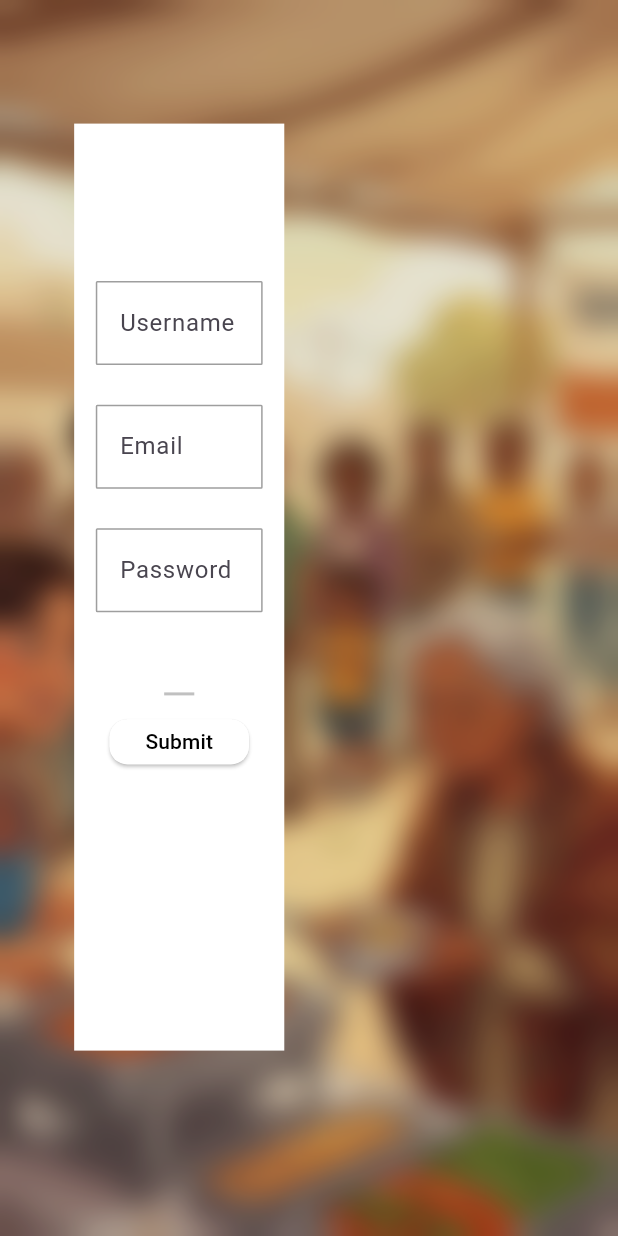
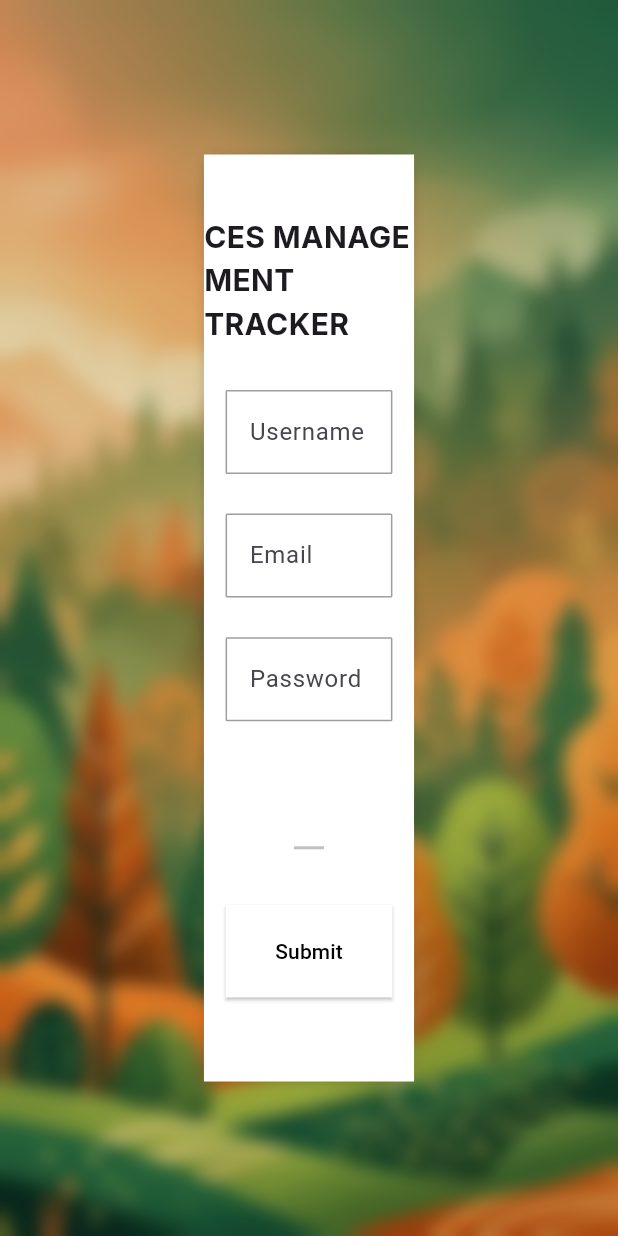
Before and after one commit to joshheraldA/softdes_v2, a Flutter app: the LoginPage screen opened directly, on a phone screen of 412 x 824 dp. Run offline on Flutter 3.47's test engine with Material 3 defaults, Android fonts, the phone set to English and light mode, and no system bars; our stand-ins replace google_fonts.

Commit message:
Renamed the files to fit the standard flutter documentation

```diff
--- a/frontend/lib/main.dart
+++ b/frontend/lib/main.dart
@@ -1,6 +1,6 @@
 import 'package:flutter/material.dart';
-import 'package:frontend/view/Registration.dart';
-import 'package:frontend/viewmodel/RegistrationViewModel.dart';
+import 'package:frontend/view/dashboard.dart';
+import 'package:frontend/viewmodel/registration_view_model.dart';
 import 'package:provider/provider.dart';
 
 void main() {
@@ -17,6 +17,6 @@ class MyApp extends StatelessWidget {
 
   @override
   Widget build(BuildContext context) {
-    return MaterialApp(debugShowCheckedModeBanner: false, home: LoginPage());
+    return MaterialApp(debugShowCheckedModeBanner: false, home: DashboardPage());
   }
 }
--- a/frontend/lib/view/Registration.dart
+++ b/frontend/lib/view/Registration.dart
@@ -1,12 +1,12 @@
 import 'dart:ui';
 
-import 'package:frontend/viewmodel/RegistrationViewModel.dart';
-import 'package:frontend/widgets/RoundedButton.dart';
+import 'package:frontend/viewmodel/registration_view_model.dart';
+import 'package:frontend/widgets/rounded_button.dart';
 import 'package:google_fonts/google_fonts.dart';
 
 import 'package:flutter/material.dart';
-import 'package:frontend/widgets/RoundedTextField.dart';
-import 'package:frontend/widgets/actionCard.dart';
+import 'package:frontend/widgets/rounded_text_field.dart';
+import 'package:frontend/widgets/action_card.dart';
 
 import 'package:provider/provider.dart';
 
@@ -47,7 +47,7 @@ class _LoginPageState extends State<LoginPage> {
                   height: double.infinity,
                   decoration: BoxDecoration(
                     image: DecorationImage(
-                      image: AssetImage("assets/JHYA_LP_image1.png"),
+                      image: AssetImage("assets/login_background2.jpeg"),
                       fit: BoxFit.cover,
                       filterQuality:
                           FilterQuality.high, // Adds better anti-aliasing
@@ -60,7 +60,7 @@ class _LoginPageState extends State<LoginPage> {
             // blues the background image
             ClipRect(
               child: BackdropFilter(
-                filter: ImageFilter.blur(sigmaX: 10, sigmaY: 10),
+                filter: ImageFilter.blur(sigmaX: 6, sigmaY: 6),
                 child: Container(
                   width: MediaQuery.of(context).size.width,
                   height: double.infinity,
@@ -69,17 +69,29 @@ class _LoginPageState extends State<LoginPage> {
               ),
             ),
 
-            Positioned(
-              left: MediaQuery.of(context).size.width * 0.12,
-              top: MediaQuery.of(context).size.height * 0.1,
+            Center(
               child: ActionCard(
                 width: MediaQuery.of(context).size.width * 0.34,
                 height: MediaQuery.of(context).size.height * 0.75,
                 bgColor: const Color.fromARGB(255, 255, 255, 255),
                 content: Padding(
-                  padding: const EdgeInsets.only(top: 105),
+                  padding: const EdgeInsets.only(top: 40),
                   child: Column(
                     children: [
+                      Text(
+                        "CES MANAGEMENT TRACKER",
+                        style: TextStyle(
+                          fontFamily: GoogleFonts.inter().fontFamily,
+                          fontSize: 20,
+                          fontWeight: FontWeight.bold
+                        ),
+                      ),
+
+                      SizedBox(
+                        height: 30,
+                        width: 30,
+                      ),
+
                       RoundedTextField(
                         hintText: "username",
                         labelText: "Username",
@@ -98,6 +110,9 @@ class _LoginPageState extends State<LoginPage> {
                         textController: emailController,
                       ),
 
+
+
+
                       RoundedTextField(
                         hintText: "password",
                         labelText: "Password",
@@ -107,12 +122,16 @@ class _LoginPageState extends State<LoginPage> {
                         textController: passwordController,
                       ),
 
-                      Text(
-                        viewModel.text,
-                        style: TextStyle(
-                          fontFamily: GoogleFonts.inter().fontFamily,
-                          color: Colors.red,
-                          letterSpacing: 1,
+                      Padding(
+                        padding: const EdgeInsets.all(15.0),
+                        child: Text(
+                          viewModel.text,
+                          textAlign: TextAlign.center,
+                          style: TextStyle(
+                            fontFamily: GoogleFonts.inter().fontFamily,
+                            color: Colors.red,
+                            letterSpacing: 1,
+                          ),
                         ),
                       ),
 
@@ -123,6 +142,11 @@ class _LoginPageState extends State<LoginPage> {
                         color: const Color.fromARGB(255, 192, 192, 192),
                       ),
 
+                      SizedBox(
+                        height: 30,
+                        width: 30,
+                      ),
+
                       RoundedButton(
                         onPressed: () => {
                           viewModel.updateText(
@@ -131,7 +155,12 @@ class _LoginPageState extends State<LoginPage> {
                             passwordController.text,
                           ),
                         },
+                        borderVal: 0,
+                        height: MediaQuery.of(context).size.height * 0.075,
+                        width:
+                            MediaQuery.of(context).size.width * textFieldWidth,
                         child: Text("Submit"),
+
                       ),
                     ],
                   ),
--- a/frontend/lib/widgets/actionCard.dart
+++ b/frontend/lib/widgets/action_card.dart
@@ -11,14 +11,15 @@ class ActionCard extends StatefulWidget {
     super.key,
     required this.width,
     required this.height,
-    required this.bgColor,
     required this.content,
+    this.bgColor = Colors.white,
     this.borderRadiusVal,
   });
 
   @override
   State<ActionCard> createState() => _ActionCardState();
 }
+//           color: const Color.fromARGB(255, 225, 225, 225).withValues(alpha: 0.6), // Shadow color
 
 class _ActionCardState extends State<ActionCard> {
   @override
@@ -26,9 +27,19 @@ class _ActionCardState extends State<ActionCard> {
     return Container(
       height: widget.height,
       width: widget.width,
+
       decoration: BoxDecoration(
         color: widget.bgColor,
         borderRadius: BorderRadius.circular(widget.borderRadiusVal ?? 0.0),
+        boxShadow: [
+          BoxShadow(
+            offset: Offset(0, 1),
+            blurRadius: 8,
+            spreadRadius: -4,
+            color: Color(0xFF64000000),
+          ),
+        ]
+
       ),
       child: widget.content,
     );
--- a/frontend/lib/widgets/RoundedButton.dart
+++ b/frontend/lib/widgets/rounded_button.dart
@@ -4,8 +4,9 @@ class RoundedButton extends StatelessWidget {
   final Color colors;
   final Color backGroundColor;
   final VoidCallback onPressed;
-  final double length;
+  final double height;
   final double width;
+  final double borderVal;
   final Widget child;
 
   const RoundedButton({
@@ -14,8 +15,9 @@ class RoundedButton extends StatelessWidget {
     required this.child,
     this.colors = Colors.black,
     this.backGroundColor = Colors.white,
-    this.length = 70,
+    this.height = 70,
     this.width = 30,
+    this.borderVal = 12
   });
 
   @override
@@ -23,10 +25,10 @@ class RoundedButton extends StatelessWidget {
     return ElevatedButton(
       onPressed: onPressed,
       style: ElevatedButton.styleFrom(
-        minimumSize: Size(length, width),
+        minimumSize: Size(width, height),
         foregroundColor: colors,
         backgroundColor: backGroundColor,
-        shape: RoundedRectangleBorder(borderRadius: BorderRadius.circular(12)),
+        shape: RoundedRectangleBorder(borderRadius: BorderRadius.circular(borderVal)),
       ),
       child: child,
     );
--- a/frontend/lib/widgets/RoundedTextField.dart
+++ b/frontend/lib/widgets/rounded_text_field.dart
@@ -17,7 +17,7 @@ class RoundedTextField extends StatelessWidget {
 
   @override
   Widget build(BuildContext context) {
-    return Container(
+    return SizedBox(
       width: width,
       height: height,
 
--- a/frontend/pubspec.yaml
+++ b/frontend/pubspec.yaml
@@ -31,11 +31,13 @@ dependencies:
   http: ^1.1.0
   flutter:
     sdk: flutter
+
   google_fonts: ^8.0.2
   provider: ^6.1.5+1
   # The following adds the Cupertino Icons font to your application.
   # Use with the CupertinoIcons class for iOS style icons.
   cupertino_icons: ^1.0.8
+  flutter_inset_box_shadow: ^1.0.8
 
 dev_dependencies:
   flutter_test:
@@ -55,6 +57,7 @@ dev_dependencies:
 flutter:
   assets:
     - assets/JHYA_LP_image1.png
+    - assets/                       # Everything in the folder
   # The following line ensures that the Material Icons font is
   # included with your application, so that you can use the icons in
   # the material Icons class.
```
Also changed, not shown: frontend/lib/view/Dashboard.dart (added, +83 -0 lines), frontend/lib/widgets/Indicator.dart (added, +147 -0 lines), frontend/lib/viewmodel/registration_view_model.dart (renamed from frontend/lib/viewmodel/RegistrationViewModel.dart), frontend/pubspec.lock.
